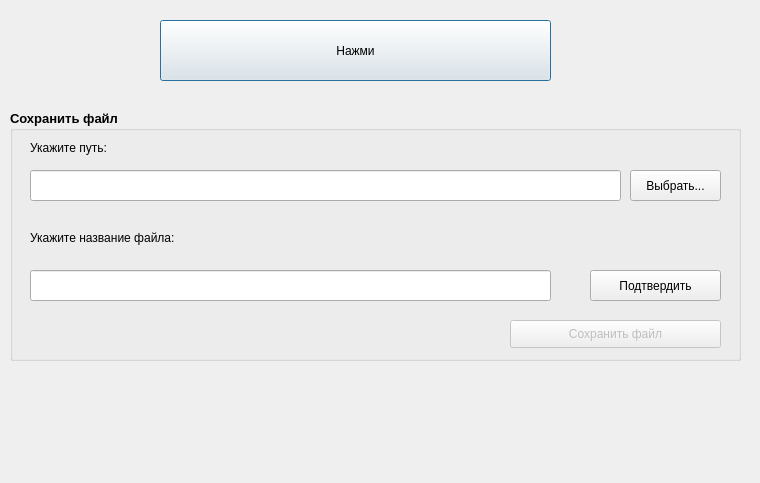
This is first/recieve_file_mode.ui in slmir/test as Qt 5 draws it before an edit. The edited form follows.
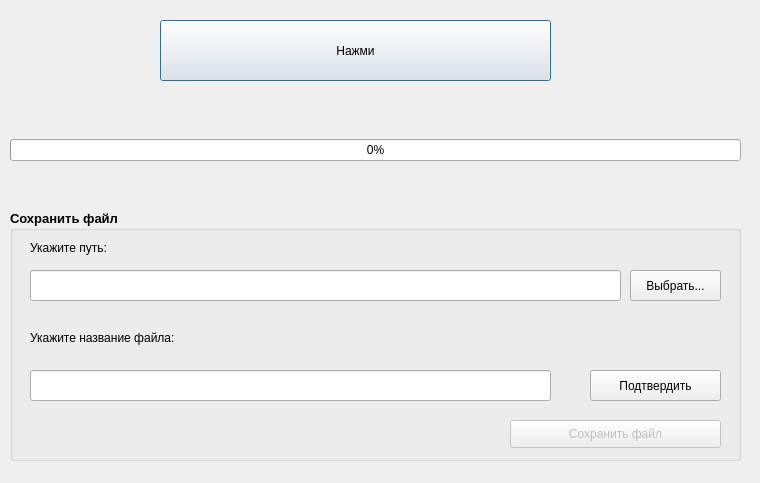
This is the edited form.

Patch:
```diff
--- a/first/recieve_file_mode.ui
+++ b/first/recieve_file_mode.ui
@@ -30,7 +30,7 @@
    <property name="geometry">
     <rect>
      <x>10</x>
-     <y>110</y>
+     <y>210</y>
      <width>731</width>
      <height>251</height>
     </rect>
@@ -190,6 +190,28 @@
     </property>
    </widget>
   </widget>
+  <widget class="QWidget" name="verticalLayoutWidget">
+   <property name="geometry">
+    <rect>
+     <x>10</x>
+     <y>110</y>
+     <width>731</width>
+     <height>80</height>
+    </rect>
+   </property>
+   <layout class="QVBoxLayout" name="verticalLayout">
+    <item>
+     <widget class="QProgressBar" name="Recieving_progressBar">
+      <property name="enabled">
+       <bool>true</bool>
+      </property>
+      <property name="value">
+       <number>0</number>
+      </property>
+     </widget>
+    </item>
+   </layout>
+  </widget>
  </widget>
  <resources/>
  <connections/>
```
